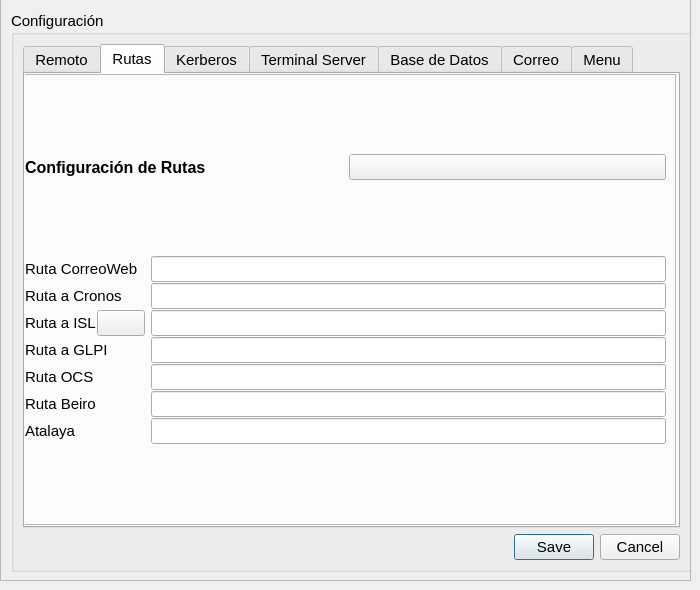
kapazao/GrxMenu, file configuracion.ui: the form before one commit.
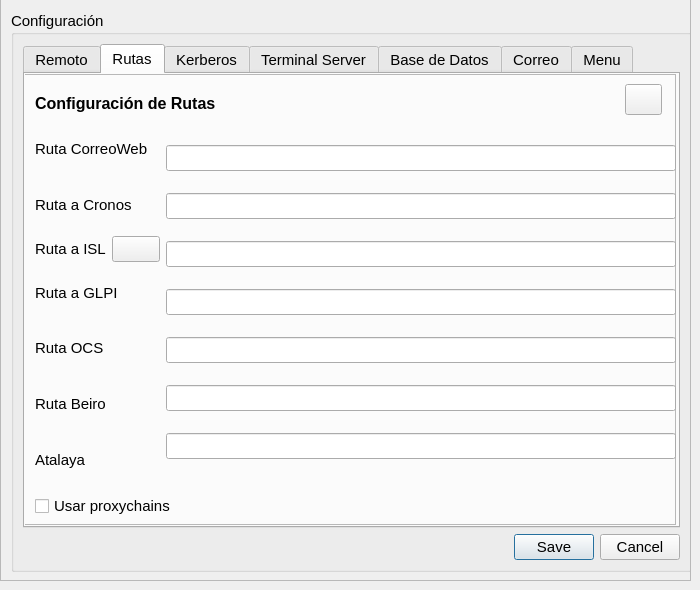
The form after the commit. The open tabs and pages were chosen to show the change. Icons and pictures are not drawn.

The edit to the form file:
```diff
--- a/configuracion.ui
+++ b/configuracion.ui
@@ -273,9 +273,15 @@
           <property name="frameShadow">
            <enum>QFrame::Raised</enum>
           </property>
-          <layout class="QGridLayout" name="gridLayout_4">
-           <item row="0" column="0">
             <widget class="QLabel" name="lb_rutas">
+           <property name="geometry">
+            <rect>
+             <x>20</x>
+             <y>20</y>
+             <width>211</width>
+             <height>19</height>
+            </rect>
+           </property>
              <property name="font">
               <font>
                <pointsize>12</pointsize>
@@ -290,9 +296,15 @@
               <set>Qt::LinksAccessibleByMouse</set>
              </property>
             </widget>
-           </item>
-           <item row="0" column="1">
             <widget class="QPushButton" name="PB_rutas">
+           <property name="geometry">
+            <rect>
+             <x>610</x>
+             <y>10</y>
+             <width>37</width>
+             <height>31</height>
+            </rect>
+           </property>
              <property name="text">
               <string/>
              </property>
@@ -307,14 +319,31 @@
               </size>
              </property>
             </widget>
-           </item>
-           <item row="1" column="0" colspan="2">
+          <widget class="QCheckBox" name="checkBox_proxychains">
+           <property name="geometry">
+            <rect>
+             <x>20</x>
+             <y>420</y>
+             <width>155</width>
+             <height>24</height>
+            </rect>
+           </property>
+           <property name="text">
+            <string>Usar proxychains</string>
+           </property>
+          </widget>
+          <widget class="QWidget" name="">
+           <property name="geometry">
+            <rect>
+             <x>20</x>
+             <y>50</y>
+             <width>641</width>
+             <height>361</height>
+            </rect>
+           </property>
             <layout class="QHBoxLayout" name="horizontalLayout_6">
              <item>
               <layout class="QVBoxLayout" name="verticalLayout_5">
-               <property name="spacing">
-                <number>1</number>
-               </property>
                <item>
                 <widget class="QLabel" name="label_15">
                  <property name="text">
@@ -414,11 +443,7 @@
               </layout>
              </item>
             </layout>
-           </item>
-          </layout>
-          <zorder>layoutWidget</zorder>
-          <zorder>lb_rutas</zorder>
-          <zorder>PB_rutas</zorder>
+          </widget>
          </widget>
         </widget>
         <widget class="QWidget" name="kerberos">
```
Left out of the diff: 33 changed lines with no effect on the pictures. Lines whose indentation alone changed are shown as unchanged.
